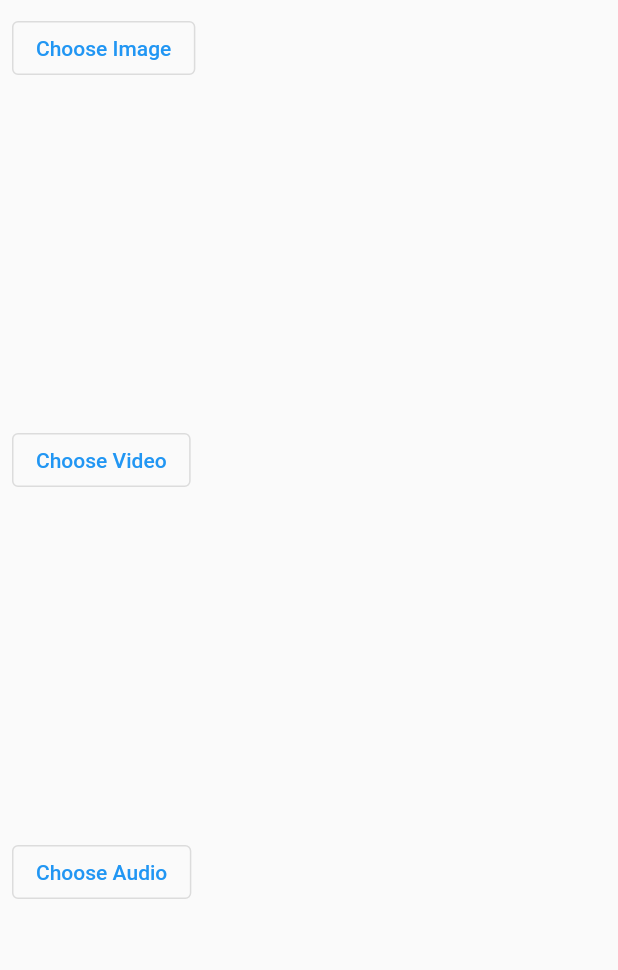
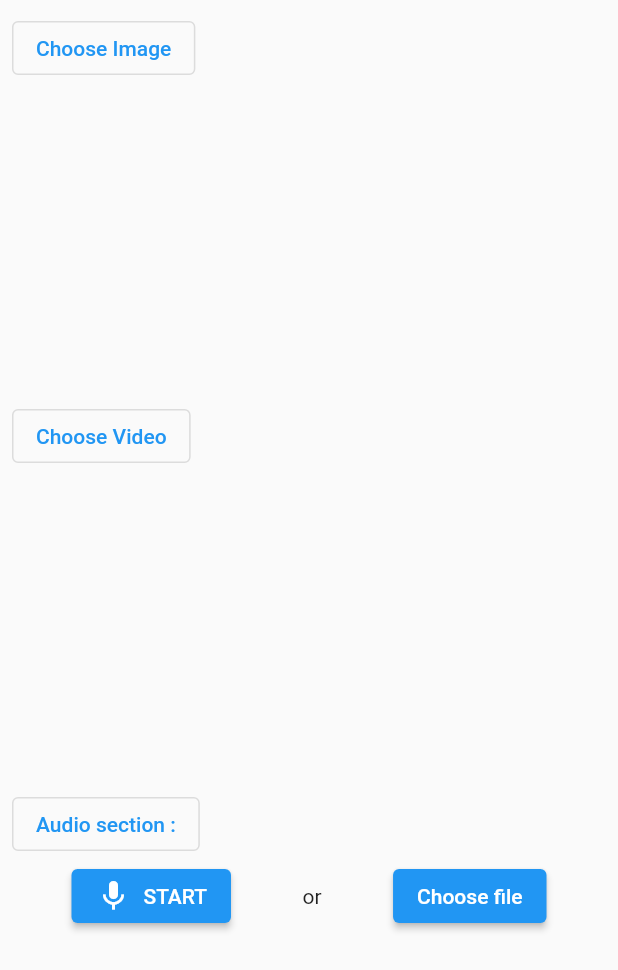
Before and after one commit to SadakatulShakil/UHCD-Project, a Flutter app: the screen it shows after launch, on a phone screen of 412 x 824 dp. Shown: the top 970 px of the screen. Run offline on Flutter 3.47's test engine with Material 2 defaults, Android fonts, the light colour scheme and no system bars; our stand-ins replace camera, file_picker, image_picker, permission_handler; missing offline and left inert: flutter_sound, video_thumbnail.

Commit message:
audio file record and store internal and save to list done

```diff
--- a/lib/main.dart
+++ b/lib/main.dart
@@ -1,9 +1,13 @@
+import 'dart:async';
 import 'dart:typed_data';
 
 import 'package:camera/camera.dart';
 import 'package:file_picker/file_picker.dart';
 import 'package:flutter/material.dart';
+import 'package:flutter_sound/public/flutter_sound_player.dart';
+import 'package:flutter_sound/public/flutter_sound_recorder.dart';
 import 'package:image_picker/image_picker.dart';
+import 'package:permission_handler/permission_handler.dart';
 import 'package:uhcd_childreen_project/recorder_screen.dart';
 import 'dart:io';
 import 'package:video_thumbnail/video_thumbnail.dart'as thumb;
@@ -34,7 +38,13 @@ class _MultipleFilepickerScreenState extends State<MultipleFilepickerScreen> {
   List<File?> _imageList = [];
   List<File?> _videoList = [];
   List<File?> _audioList = [];
-
+  late Timer _timer;
+  int _seconds = 0;
+  String _currentRecordingFolder = '';
+  late FlutterSoundRecorder _flutterSoundRecorder;
+  late FlutterSoundPlayer _flutterSoundPlayer;
+  late Directory directory;
+  bool isRecording = false;
   void getFiles(ImageSource imageSource, String usedFor) async {
     if(usedFor == 'image'){
       XFile? file = await ImagePicker()
@@ -81,12 +91,84 @@ class _MultipleFilepickerScreenState extends State<MultipleFilepickerScreen> {
             content: Text('Please select atleast 1 file'),
           ));
         }
-      }else{
-        /// create custom Audio recorder here
-        Navigator.of(context).push(MaterialPageRoute(builder: (context) => MyHomePage()));
       }
     }
   }
+
+  _startRecording() async {
+    String timestamp = DateTime.now().toString();
+    String _currentRecordingFolder = '$timestamp'.replaceAll('-', '').replaceAll(':', '').replaceAll('.', '').replaceAll(' ', '');
+
+    await _flutterSoundRecorder.startRecorder(
+      toFile: '/storage/emulated/0/Music/Recordings/custom/$_currentRecordingFolder.wav',
+    );
+
+    setState(() {
+      _startTimer();
+      isRecording = true;
+    });
+  }
+
+  _loadAudioFiles() async {
+    Directory directory = Directory('/storage/emulated/0/Music/Recordings/custom');
+
+    // Ensure the directory exists, and create it if not
+    if (!(await directory.exists())) {
+      await directory.create(recursive: true);
+    }
+
+    List<FileSystemEntity> files = directory.listSync();
+    // Sort files based on last modified time in descending order
+    files.sort((a, b) => (b.statSync().modified.compareTo(a.statSync().modified)));
+
+    // Load only the latest file, if any
+    if (files.isNotEmpty) {
+      setState(() {
+        _audioList = [..._audioList, File(files.first.path)];
+      });
+    } else {
+      // No files found
+      setState(() {
+        //_audioList = [];
+      });
+    }
+  }
+
+  _stopRecording() async {
+    if (isRecording) {
+      await _flutterSoundRecorder.stopRecorder();
+      setState(() {
+        _stopTimer();
+        isRecording = false;
+      });
+      _loadAudioFiles(); // Reload the list of audio files after recording
+    }
+  }
+
+  void _startTimer() {
+    _timer = Timer.periodic(Duration(seconds: 1), (Timer timer) {
+      setState(() {
+        _seconds++;
+      });
+    });
+  }
+
+  void _stopTimer() {
+    if (_timer.isActive) {
+      _timer.cancel();
+    }
+    setState(() {
+      _seconds = 0;
+    });
+  }
+  //
+  // void _restartTimer() {
+  //   _stopTimer();
+  //   setState(() {
+  //     _seconds = 0;
+  //   });
+  //   _startTimer();
+  // }
 
   Future<void> showFileDialog(String title, String usedFor) {
     return showDialog(
@@ -120,6 +202,38 @@ class _MultipleFilepickerScreenState extends State<MultipleFilepickerScreen> {
     );
   }
 
+  @override
+  void initState() {
+    // TODO: implement initState
+    super.initState();
+
+    _flutterSoundRecorder = FlutterSoundRecorder();
+    _flutterSoundPlayer = FlutterSoundPlayer();
+    _initializeRecorder();
+    //_loadAudioFiles();
+  }
+
+  // Add this method to handle recorder initialization
+  _initializeRecorder() async {
+    final status = await Permission.microphone.request();
+    if(status != PermissionStatus.granted){
+      throw RecordingPermissionException('Microphone permission need to access Audio !');
+    }
+    try {
+      await _flutterSoundRecorder.openRecorder();
+    } catch (e) {
+      print('Error initializing recorder: $e');
+    }
+  }
+
+
+
+  @override
+  void dispose() {
+    _flutterSoundRecorder.closeRecorder();
+    _flutterSoundPlayer.closePlayer();
+    super.dispose();
+  }
 // Variable for showing multiple file
   @override
   Widget build(BuildContext context) {
@@ -261,10 +375,47 @@ class _MultipleFilepickerScreenState extends State<MultipleFilepickerScreen> {
                     //getMultipleFile2();
                     showFileDialog('Get Audio from', 'audio');
                   },
-                  child: Text('Choose Audio'),
+                  child: Text('Audio section :'),
                 ),
               ),
             ),
+            if (isRecording)  Padding(
+              padding: const EdgeInsets.only(left: 45.0),
+              child: Row(
+                children: [
+                  Text('🔊'),
+                  SizedBox(width: 5,),
+                  Text(
+                    '${(_seconds ~/ 60).toString().padLeft(2, '0')}:${(_seconds % 60).toString().padLeft(2, '0')}',
+                    style: TextStyle(fontSize: 15, color: Colors.black),
+                  ),
+                ],
+              ),
+            ),
+           Row(
+             mainAxisAlignment: MainAxisAlignment.spaceEvenly,
+             children: [
+               ElevatedButton(
+                 style: ElevatedButton.styleFrom(backgroundColor: isRecording?Colors.red:Colors.blue),
+                 onPressed: isRecording ? _stopRecording : _startRecording,
+                 child: Row(
+                   mainAxisSize: MainAxisSize.min,
+                   children: [
+                     Icon(isRecording ? Icons.stop : Icons.mic),
+                     SizedBox(width: 8.0), // Adjust the spacing as needed
+                     Text(isRecording ? 'STOP' : 'START'),
+                   ],
+                 )
+               ),
+               Text('or'),
+               ElevatedButton(
+                 onPressed: (){
+                   getFiles(ImageSource.gallery, 'audio');
+                 },
+                 child: Text('Choose file'),
+               ),
+             ],
+           ),
             Expanded(
               child: GridView.builder(
                   gridDelegate: const SliverGridDelegateWithFixedCrossAxisCount(
--- a/lib/recorder_screen.dart
+++ b/lib/recorder_screen.dart
@@ -109,7 +109,7 @@ class _RecorderScreenState extends State<RecorderScreen>{
               mainAxisAlignment: MainAxisAlignment.spaceEvenly,
               children: [
                 Visibility(
-                  visible: visibleBool?false:true,
+                  visible: visibleBool?true:false,
                   child: GestureDetector(
                     onTap: (){
                       _restartTimer();
@@ -118,7 +118,7 @@ class _RecorderScreenState extends State<RecorderScreen>{
                 ),
                 buildStart(),
                 Visibility(
-                  visible: visibleBool?false:true,
+                  visible: visibleBool?true:false,
                   child: GestureDetector(
                     onTap: (){
                       ScaffoldMessenger.of(context).showSnackBar(const SnackBar(
```
Also changed, not shown: lib/mic_recorder_screen.dart (+5 -20 lines), pubspec.lock.
